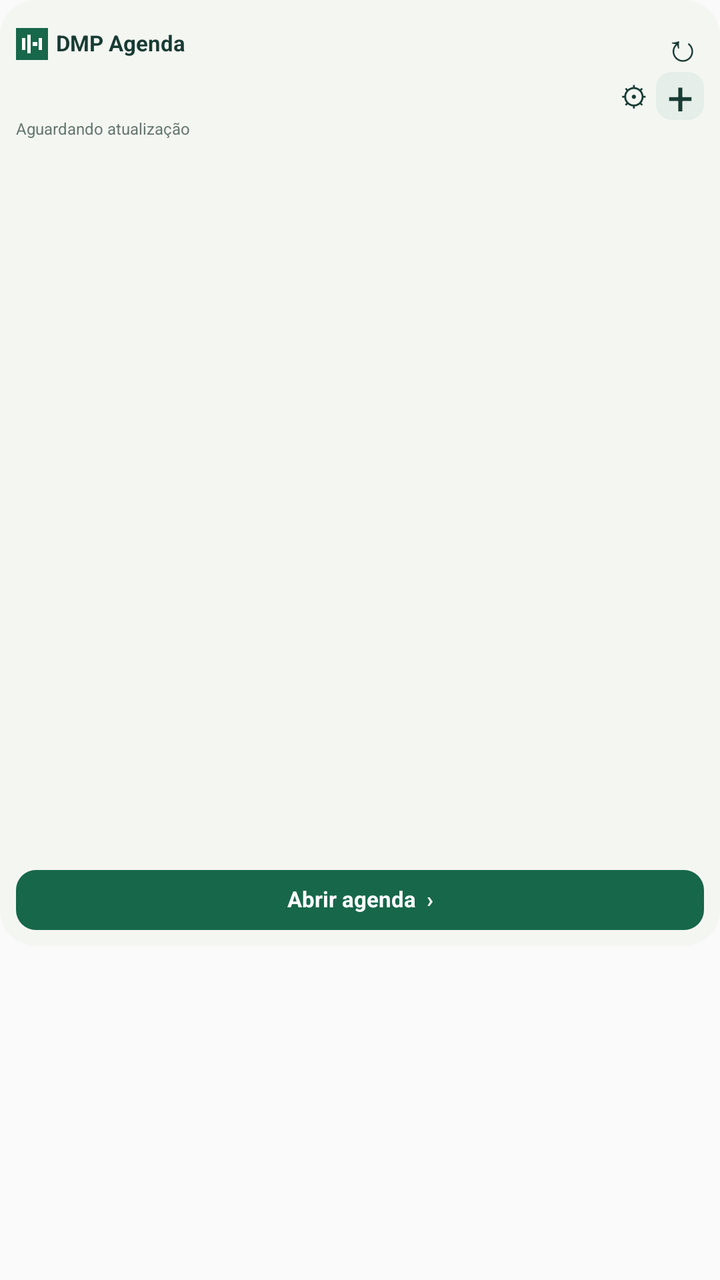
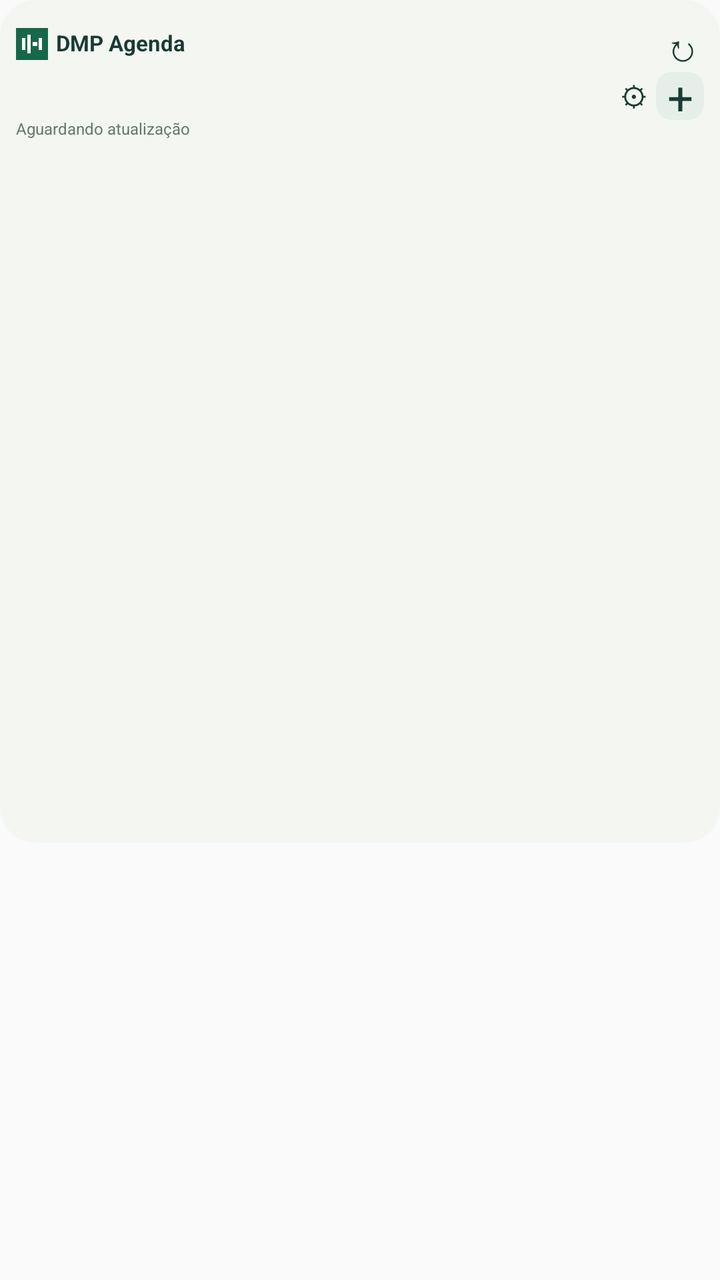

Two renders of the same Android screen: before a commit and after it. Below are the layout's source before the change and the commit's diff.
<!-- AndroidManifest.xml: application theme android:Theme.Material.Light.NoActionBar -->
<!-- res/layout/agenda_widget_legacy_340.xml -->
<FrameLayout xmlns:android="http://schemas.android.com/apk/res/android" android:id="@+id/root" android:layout_width="match_parent" android:layout_height="match_parent">
  <RelativeLayout android:id="@+id/shell" android:layout_width="match_parent" android:layout_height="wrap_content">
    <ImageView android:id="@+id/shell_bg" android:layout_width="match_parent" android:layout_height="0dp" android:scaleType="fitXY" android:contentDescription="" android:layout_alignTop="@id/content" android:layout_alignBottom="@id/content" android:src="@drawable/widget_surface" />
    <LinearLayout android:layout_width="match_parent" android:layout_height="wrap_content" android:orientation="vertical" android:padding="8dp" android:id="@+id/content">
      <LinearLayout android:layout_width="match_parent" android:layout_height="28dp" android:orientation="horizontal" android:gravity="center_vertical">
        <ImageView android:layout_width="16dp" android:layout_height="16dp" android:src="@drawable/icon" android:contentDescription="DMP" />
        <TextView android:id="@+id/header" android:layout_width="0dp" android:layout_height="wrap_content" android:text="DMP Agenda" android:textSize="11sp" android:textColor="#183B33" android:includeFontPadding="false" android:layout_weight="1" android:paddingStart="4dp" android:maxLines="1" android:ellipsize="end" android:textStyle="bold" />
        <TextView android:id="@+id/refresh" android:layout_width="22dp" android:layout_height="24dp" android:text="↻" android:textSize="19sp" android:textColor="#183B33" android:includeFontPadding="false" android:gravity="center" android:contentDescription="Atualizar" />
      </LinearLayout>
      <LinearLayout android:layout_width="match_parent" android:layout_height="24dp" android:orientation="horizontal" android:gravity="center_vertical">
        <TextView android:id="@+id/date" android:layout_width="0dp" android:layout_height="wrap_content" android:text="" android:textSize="9sp" android:includeFontPadding="false" android:layout_weight="1" android:maxLines="1" android:textColor="#5D706A" />
        <TextView android:id="@+id/settings" android:layout_width="22dp" android:layout_height="20dp" android:text="⚙" android:textSize="14sp" android:textColor="#183B33" android:includeFontPadding="false" android:gravity="center" android:contentDescription="Configurar widget" />
        <TextView android:id="@+id/add" android:layout_width="24dp" android:layout_height="24dp" android:text="+" android:textSize="23sp" android:textColor="#183B33" android:includeFontPadding="false" android:gravity="center" android:contentDescription="Adicionar compromisso" android:background="@drawable/widget_add" />
      </LinearLayout>
      <TextView android:id="@+id/updated" android:layout_width="match_parent" android:layout_height="wrap_content" android:text="Aguardando atualização" android:textSize="8sp" android:includeFontPadding="false" android:textColor="#64766F" android:paddingBottom="4dp" android:maxLines="1" />
      <ListView android:layout_width="match_parent" android:layout_height="340dp" android:id="@+id/items" android:divider="@null" android:scrollbars="vertical" android:cacheColorHint="@android:color/transparent" android:nestedScrollingEnabled="false">
</ListView>
      <TextView android:id="@+id/more" android:layout_width="match_parent" android:layout_height="wrap_content" android:text="" android:textSize="10sp" android:includeFontPadding="false" android:paddingTop="4dp" android:textColor="#386453" android:maxLines="1" />
      <TextView android:id="@+id/agenda" android:layout_width="match_parent" android:layout_height="30dp" android:text="Abrir agenda  ›" android:textSize="11sp" android:includeFontPadding="false" android:background="@drawable/widget_button" android:textColor="#FFFFFF" android:gravity="center" android:textStyle="bold" android:layout_marginTop="6dp" />
    </LinearLayout>
  </RelativeLayout>
</FrameLayout>
<!-- resources referenced by this layout -->
<resources>
  <!-- drawable icon (drawable) -->
  <vector xmlns:android="http://schemas.android.com/apk/res/android" android:width="48dp" android:height="48dp" android:viewportWidth="48" android:viewportHeight="48"><path android:fillColor="#17674B" android:pathData="M0,0h48v48h-48z"/><path android:fillColor="#FFFFFF" android:pathData="M9,15h5v18h-5zM17,10h5v28h-5zM25,21h7v6h-7zM34,15h5v18h-5z"/></vector>
  <!-- drawable widget_add (drawable) -->
  <shape xmlns:android="http://schemas.android.com/apk/res/android" android:shape="rectangle"><solid android:color="#E5EEE8"/><corners android:radius="8dp"/></shape>
  <!-- drawable widget_button (drawable) -->
  <shape xmlns:android="http://schemas.android.com/apk/res/android" android:shape="rectangle"><solid android:color="#17674B"/><corners android:radius="10dp"/></shape>
  <!-- drawable widget_surface (drawable) -->
  <shape xmlns:android="http://schemas.android.com/apk/res/android" android:shape="rectangle"><solid android:color="#F4F6F2"/><corners android:radius="18dp"/></shape>
</resources>

<!-- the commit's change to res/layout/agenda_widget_legacy_340.xml (unified diff, before → after) -->
@@ -15,8 +15,6 @@
       <TextView android:id="@+id/updated" android:layout_width="match_parent" android:layout_height="wrap_content" android:text="Aguardando atualização" android:textSize="8sp" android:includeFontPadding="false" android:textColor="#64766F" android:paddingBottom="4dp" android:maxLines="1" />
       <ListView android:layout_width="match_parent" android:layout_height="340dp" android:id="@+id/items" android:divider="@null" android:scrollbars="vertical" android:cacheColorHint="@android:color/transparent" android:nestedScrollingEnabled="false">
 </ListView>
-      <TextView android:id="@+id/more" android:layout_width="match_parent" android:layout_height="wrap_content" android:text="" android:textSize="10sp" android:includeFontPadding="false" android:paddingTop="4dp" android:textColor="#386453" android:maxLines="1" />
-      <TextView android:id="@+id/agenda" android:layout_width="match_parent" android:layout_height="30dp" android:text="Abrir agenda  ›" android:textSize="11sp" android:includeFontPadding="false" android:background="@drawable/widget_button" android:textColor="#FFFFFF" android:gravity="center" android:textStyle="bold" android:layout_marginTop="6dp" />
     </LinearLayout>
   </RelativeLayout>
 </FrameLayout>
<!-- resource entries referenced after the edit -->
@@ -4,8 +4,6 @@
   <vector xmlns:android="http://schemas.android.com/apk/res/android" android:width="48dp" android:height="48dp" android:viewportWidth="48" android:viewportHeight="48"><path android:fillColor="#17674B" android:pathData="M0,0h48v48h-48z"/><path android:fillColor="#FFFFFF" android:pathData="M9,15h5v18h-5zM17,10h5v28h-5zM25,21h7v6h-7zM34,15h5v18h-5z"/></vector>
   <!-- drawable widget_add (drawable) -->
   <shape xmlns:android="http://schemas.android.com/apk/res/android" android:shape="rectangle"><solid android:color="#E5EEE8"/><corners android:radius="8dp"/></shape>
-  <!-- drawable widget_button (drawable) -->
-  <shape xmlns:android="http://schemas.android.com/apk/res/android" android:shape="rectangle"><solid android:color="#17674B"/><corners android:radius="10dp"/></shape>
   <!-- drawable widget_surface (drawable) -->
   <shape xmlns:android="http://schemas.android.com/apk/res/android" android:shape="rectangle"><solid android:color="#F4F6F2"/><corners android:radius="18dp"/></shape>
 </resources>
